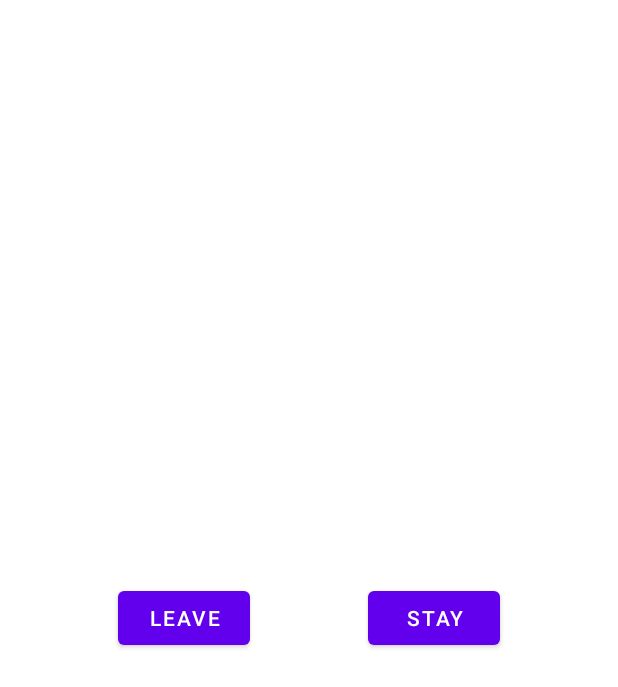
After one commit to SmashedPotatoes/king-of-smash, an Android app: the layout fragment_df_attacked.xml on its own in the app's theme, with its tools: preview values and no code run, on a phone screen of 412 x 824 dp. The commit adds this screen. Shown: the top 687 px of the screen. Run offline under Robolectric (Android 15) with nearby library versions, the phone set to English and light mode, and no system bars.

Commit message:
feat: df_attacked_fragment: add DF_ATTACKED action

```diff
--- a/app/src/main/java/com/example/kingofsmash/enums/Action.kt
+++ b/app/src/main/java/com/example/kingofsmash/enums/Action.kt
@@ -3,6 +3,7 @@ package com.example.kingofsmash.enums
 enum class Action {
     THROW_DICES,
     EXECUTE_DICES,
+    DF_ATTACKED,
     CHECK_DF,
     EXECUTE_CARDS,
     WAIT_END_TURN,
--- /dev/null
+++ b/app/src/main/res/layout/fragment_df_attacked.xml
@@ -0,0 +1,23 @@
+<?xml version="1.0" encoding="utf-8"?>
+<androidx.constraintlayout.widget.ConstraintLayout xmlns:android="http://schemas.android.com/apk/res/android"
+                                                   xmlns:app="http://schemas.android.com/apk/res-auto"
+                                                   xmlns:tools="http://schemas.android.com/tools"
+                                                   android:layout_width="match_parent"
+                                                   android:layout_height="match_parent">
+
+    <Button
+            android:text="Stay"
+            android:layout_width="wrap_content"
+            android:layout_height="wrap_content" android:id="@+id/fragment_df_attacked_btn_stay"
+            app:layout_constraintStart_toEndOf="@+id/fragment_df_attacked_btn_leave"
+            app:layout_constraintHorizontal_bias="0.5" app:layout_constraintEnd_toEndOf="parent"
+            app:layout_constraintTop_toTopOf="@+id/fragment_df_attacked_btn_leave"
+            app:layout_constraintBottom_toBottomOf="@+id/fragment_df_attacked_btn_leave"/>
+    <Button
+            android:text="Leave"
+            android:layout_width="wrap_content"
+            android:layout_height="wrap_content" android:id="@+id/fragment_df_attacked_btn_leave"
+            app:layout_constraintStart_toStartOf="parent" app:layout_constraintHorizontal_bias="0.5"
+            app:layout_constraintEnd_toStartOf="@+id/fragment_df_attacked_btn_stay"
+            app:layout_constraintTop_toTopOf="parent" app:layout_constraintBottom_toBottomOf="parent"/>
+</androidx.constraintlayout.widget.ConstraintLayout>
```
Also changed, not shown: app/src/main/java/com/example/kingofsmash/fragment/DFAttackedFragment.kt (added, +40 -0 lines), app/src/main/java/com/example/kingofsmash/fragment/DiceFragment.kt (+8 -6 lines), app/src/main/java/com/example/kingofsmash/fragment/MainFragment.kt (+25 -9 lines), app/src/main/java/com/example/kingofsmash/viewmodels/KingOfSmashViewModel.kt (+9 -0 lines).
